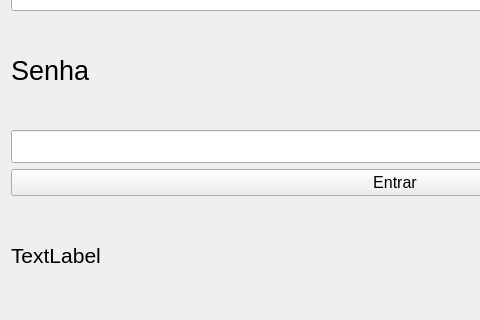
ImperadorFortum/Projeto_integra-o2.0, file view/ui_login.ui: the form before one commit; both pictures show x 0 to 480 and y 260 to 580 of the 790 by 580 pixel window.
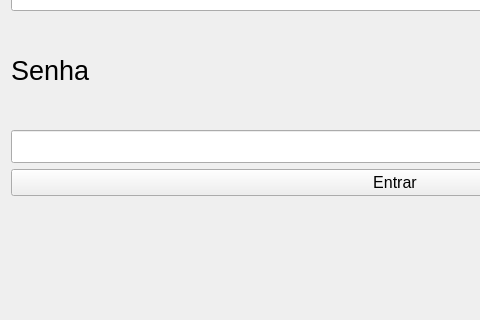
The form after the commit.

Diff of the .ui file:
```diff
--- a/view/ui_login.ui
+++ b/view/ui_login.ui
@@ -90,7 +90,7 @@
       </font>
      </property>
      <property name="text">
-      <string>TextLabel</string>
+      <string/>
      </property>
     </widget>
    </item>
```
